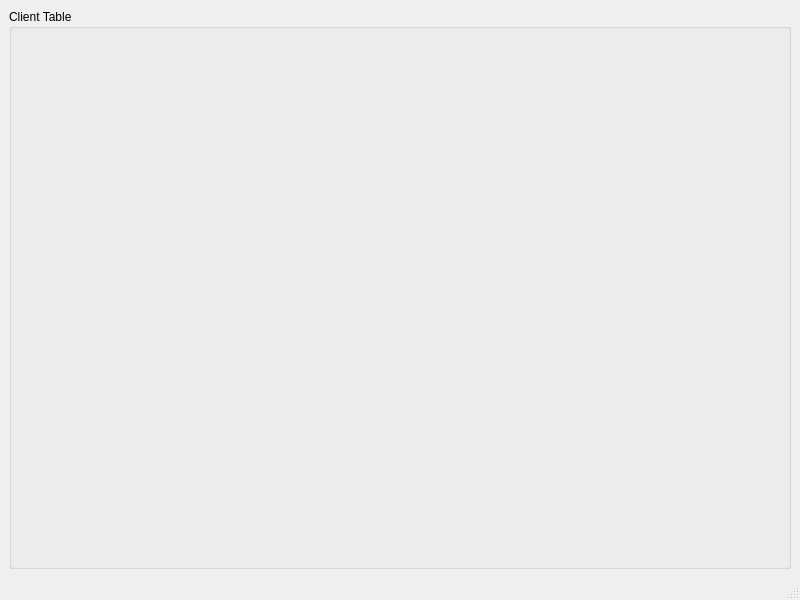
This is src/MusubiServer/Window/MainWindow/MainWinodw.ui in WINKILLERS/Musubi as Qt 5 draws it before an edit. The edited form follows.
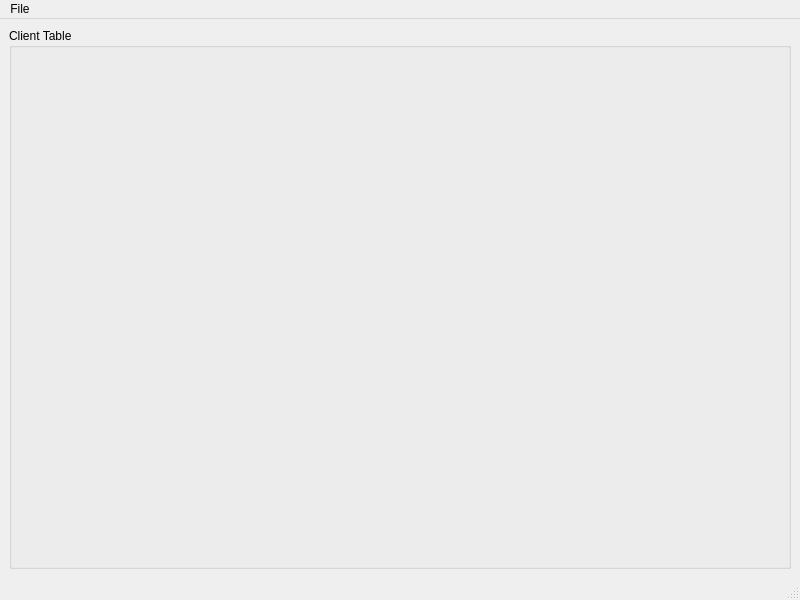
This is the edited form.

```diff
--- a/src/MusubiServer/Window/MainWindow/MainWinodw.ui
+++ b/src/MusubiServer/Window/MainWindow/MainWinodw.ui
@@ -41,6 +41,12 @@
      <height>22</height>
     </rect>
    </property>
+   <widget class="QMenu" name="menuFile">
+    <property name="title">
+     <string>File</string>
+    </property>
+   </widget>
+   <addaction name="menuFile"/>
   </widget>
   <widget class="QStatusBar" name="statusbar"/>
  </widget>
```
